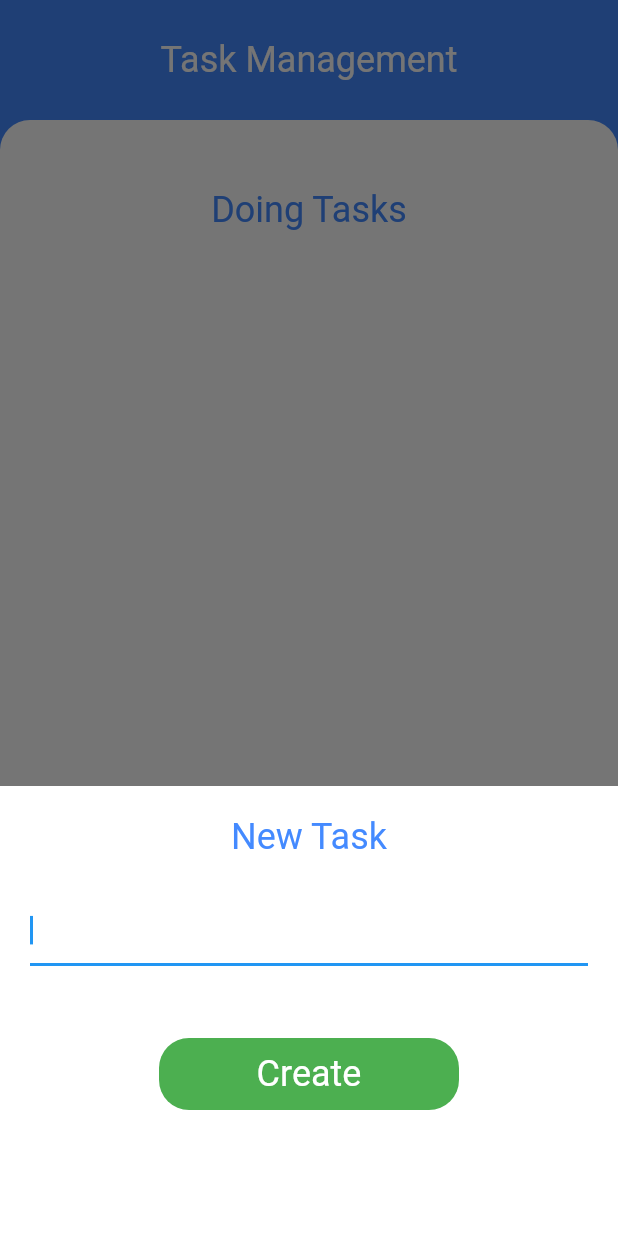
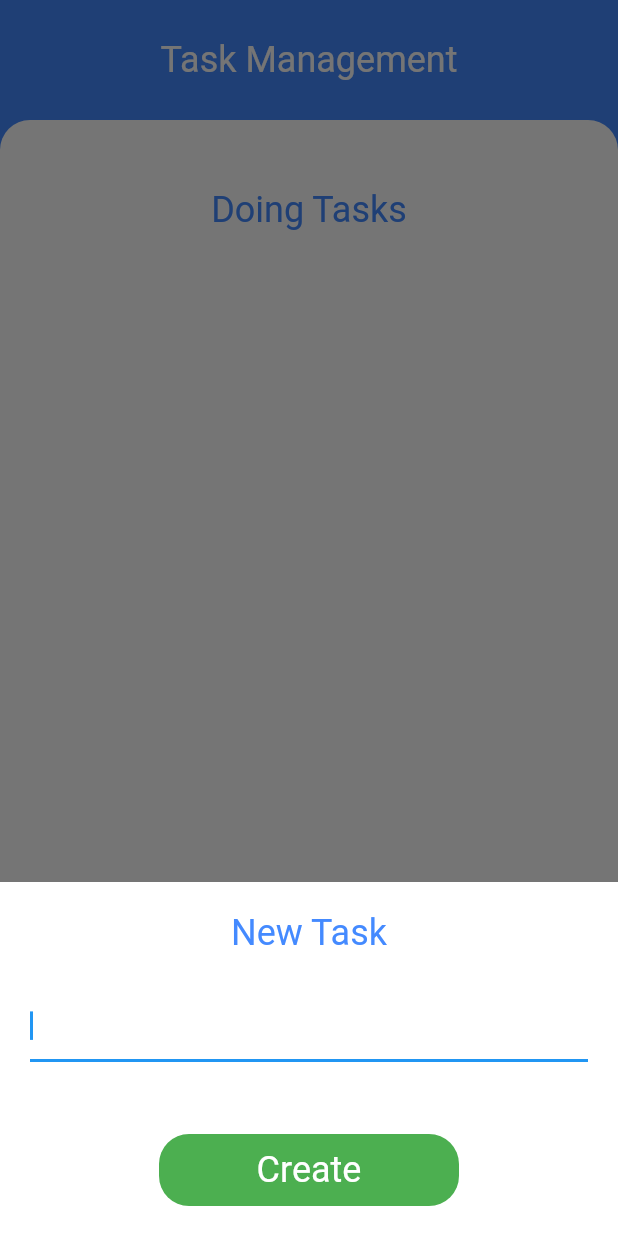
Before and after one commit to Soratomo99/todo_redux, a Flutter app: the screen it shows after launch, item 3 of the bottom bar chosen, after a tap on the "add" icon, on a phone screen of 412 x 824 dp. Run offline on Flutter 3.47's test engine with Material 2 defaults, Android fonts, the phone set to English and light mode, and no system bars; our stand-ins replace flutter_redux, redux.

Commit message:
[13/11/21] fix the UI,all screens are SafeArea

```diff
--- a/lib/main.dart
+++ b/lib/main.dart
@@ -25,6 +25,7 @@ class MyApp extends StatelessWidget {
     return StoreProvider(
       store: store,
       child: MaterialApp(
+        debugShowCheckedModeBanner: false,
         home: StoreConnector<AppState, ViewModel>(
             converter: (Store<AppState> store) => ViewModel.create(store),
             onInitialBuild: (viewModel) {},
--- a/lib/screens/all_task_screen/list_all_task.dart
+++ b/lib/screens/all_task_screen/list_all_task.dart
@@ -20,6 +20,7 @@ class ListAllTask extends StatelessWidget {
             itemCount: tasks.length,
             itemBuilder: (context, index) {
               return ListTile(
+                onLongPress: () => viewModel.deleteTask(tasks[index]),
                 title: Text(
                   tasks[index].detail,
                   style: TextStyle(
--- a/lib/screens/doing_task_screen/doing_task_screen.dart
+++ b/lib/screens/doing_task_screen/doing_task_screen.dart
@@ -10,7 +10,8 @@ class DoingTasksScreen extends StatelessWidget {
 
   @override
   Widget build(BuildContext context) {
-    return Scaffold(
+    return SafeArea(
+      child: Scaffold(
         backgroundColor: Colors.blueAccent,
         // floating button
         floatingActionButtonLocation:
@@ -67,6 +68,7 @@ class DoingTasksScreen extends StatelessWidget {
             ),
           ],
         ),
+      ),
     );
   }
 }
--- a/lib/screens/widgets/button_add_task.dart
+++ b/lib/screens/widgets/button_add_task.dart
@@ -11,19 +11,20 @@ class ButtonAddTask extends StatelessWidget {
 
   @override
   Widget build(BuildContext context) {
+    String newTaskDetail = "null";
     return FloatingActionButton(
       onPressed: () => showModalBottomSheet(
+          isScrollControlled: true,
           context: context,
           builder: (BuildContext context) {
             return StoreConnector<AppState, ViewModel>(
                 converter: (Store<AppState> store) => ViewModel.create(store),
                 onInitialBuild: (viewModel) {},
                 builder: (context, viewModel) {
-                  String newTaskDetail = "null";
                   return SingleChildScrollView(
                     child: Container(
                       padding: EdgeInsets.all(20),
-                      height: 300,
+                      // height: 300,
                       color: Colors.white,
                       child: Column(
                         children: [
```
Lines whose indentation alone changed are shown as unchanged.
